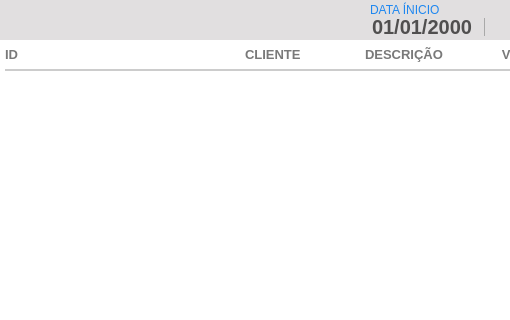
First picture: the form in controle_estoque/UI_Files/aReceber.ui, repository andrersp/controleEstoque, before the edit; both pictures show x 0 to 510 and y 0 to 320 of the 1000 by 500 pixel window.
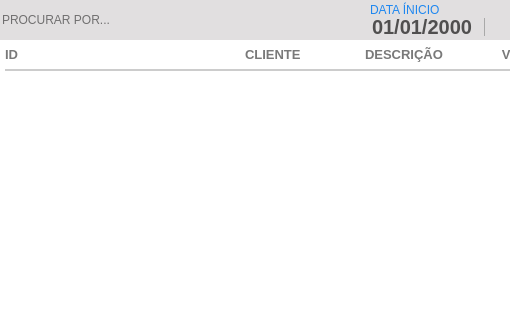
Second picture: the form after the edit. Icons and pictures are not drawn.

The edit to the form file:
```diff
--- a/controle_estoque/UI_Files/aReceber.ui
+++ b/controle_estoque/UI_Files/aReceber.ui
@@ -326,6 +326,33 @@
       <string/>
      </property>
     </widget>
+    <widget class="QLineEdit" name="tx_Buscar">
+     <property name="geometry">
+      <rect>
+       <x>0</x>
+       <y>5</y>
+       <width>350</width>
+       <height>30</height>
+      </rect>
+     </property>
+     <property name="font">
+      <font>
+       <family>Arial</family>
+      </font>
+     </property>
+     <property name="focusPolicy">
+      <enum>Qt::ClickFocus</enum>
+     </property>
+     <property name="styleSheet">
+      <string notr="true">QLineEdit {
+color: #000
+}
+</string>
+     </property>
+     <property name="placeholderText">
+      <string>PROCURAR POR...</string>
+     </property>
+    </widget>
    </widget>
    <widget class="QTableWidget" name="tb_AReceber">
     <property name="geometry">
```
Left out of the diff: 6 changed lines with no effect on the pictures.
